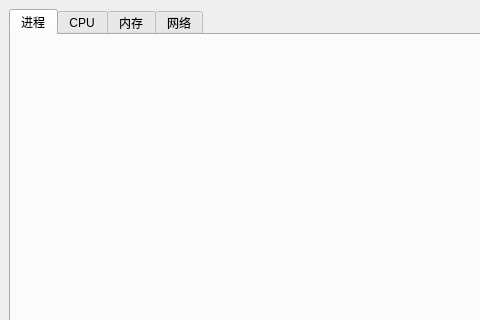
Codevka/qttop, file mainwindow.ui: the form before one commit; both pictures show x 0 to 480 and y 0 to 320 of the 800 by 600 pixel window.
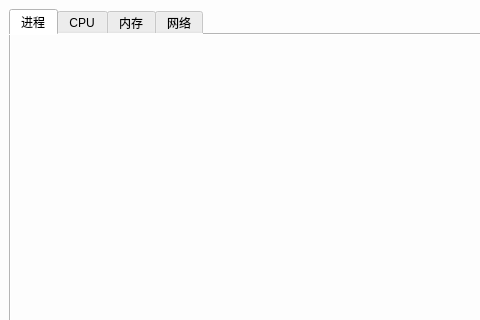
The form after the commit.

```diff
--- a/mainwindow.ui
+++ b/mainwindow.ui
@@ -25,6 +25,9 @@
   <property name="windowTitle">
    <string>MainWindow</string>
   </property>
+  <property name="styleSheet">
+   <string notr="true">background-color: rgb(253, 253, 253);</string>
+  </property>
   <widget class="QWidget" name="centralwidget">
    <property name="minimumSize">
     <size>
```
